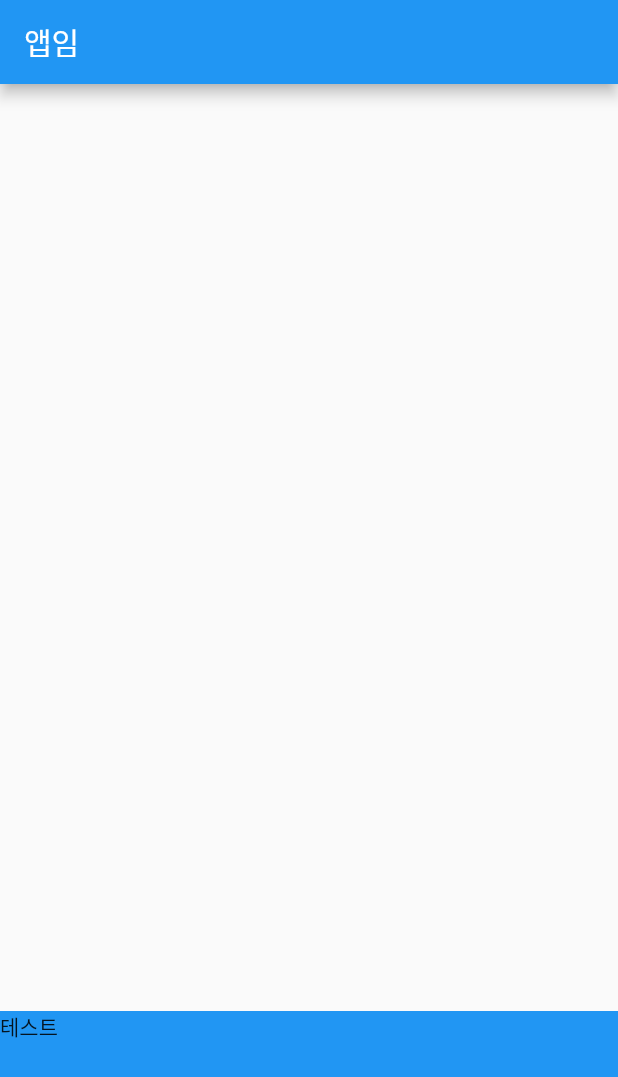
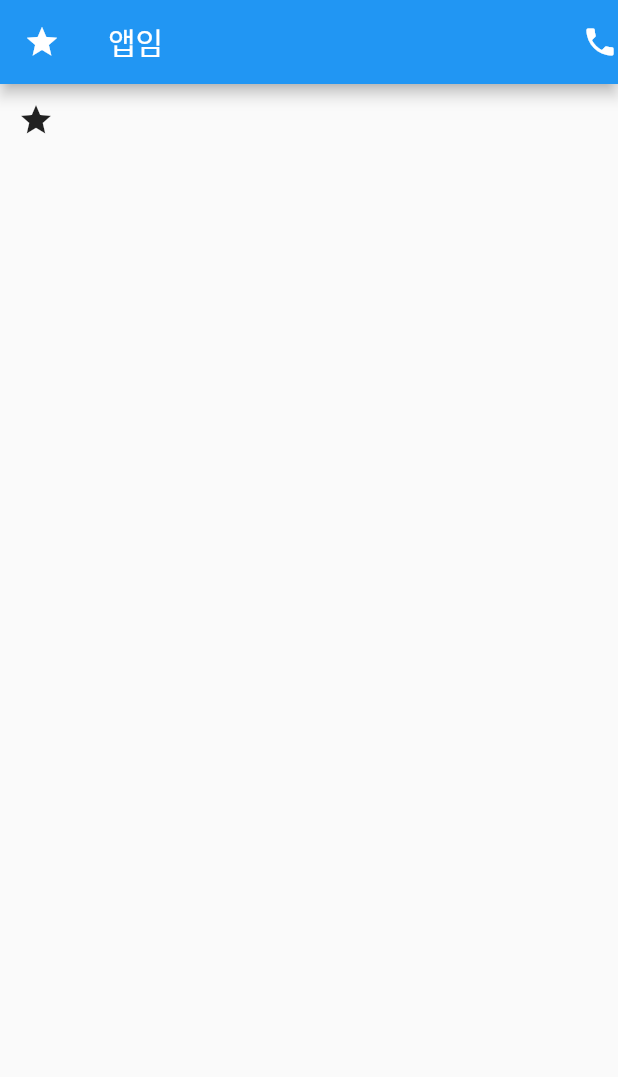
Before and after one commit to ein214/flutter_contact, a Flutter app: the screen it shows after launch, on a phone screen of 412 x 824 dp. Shown: the top 1077 px of the screen. Run offline on Flutter 3.47's test engine with Material 2 defaults, Android fonts, the phone set to English and light mode, and no system bars.

Commit message:
4. Typography 와 Layout 만드는법

```diff
--- a/lib/main.dart
+++ b/lib/main.dart
@@ -26,17 +26,18 @@ class MyApp extends StatelessWidget {
        */
       home: Scaffold(
         appBar: AppBar(
-          title: Text('앱임')
+          title: Text('앱임'),
+          leading: Icon(Icons.star),
+          actions: [
+            Icon(Icons.phone)
+          ],
         ),
-        body: Align(
-          alignment: Alignment.bottomCenter,
-          child: Container(
-            width: double.infinity, height: 150, color: Colors.blue,
-            //margin: EdgeInsets.all(30),
-            //padding: EdgeInsets.all(5),
-            child: Text('테스트')
-          ),
-        ),
+        body: SizedBox(
+          child: IconButton(
+            icon: Icon(Icons.star),
+            onPressed: (){}
+          )
+        )
       )
     );
   }
```
